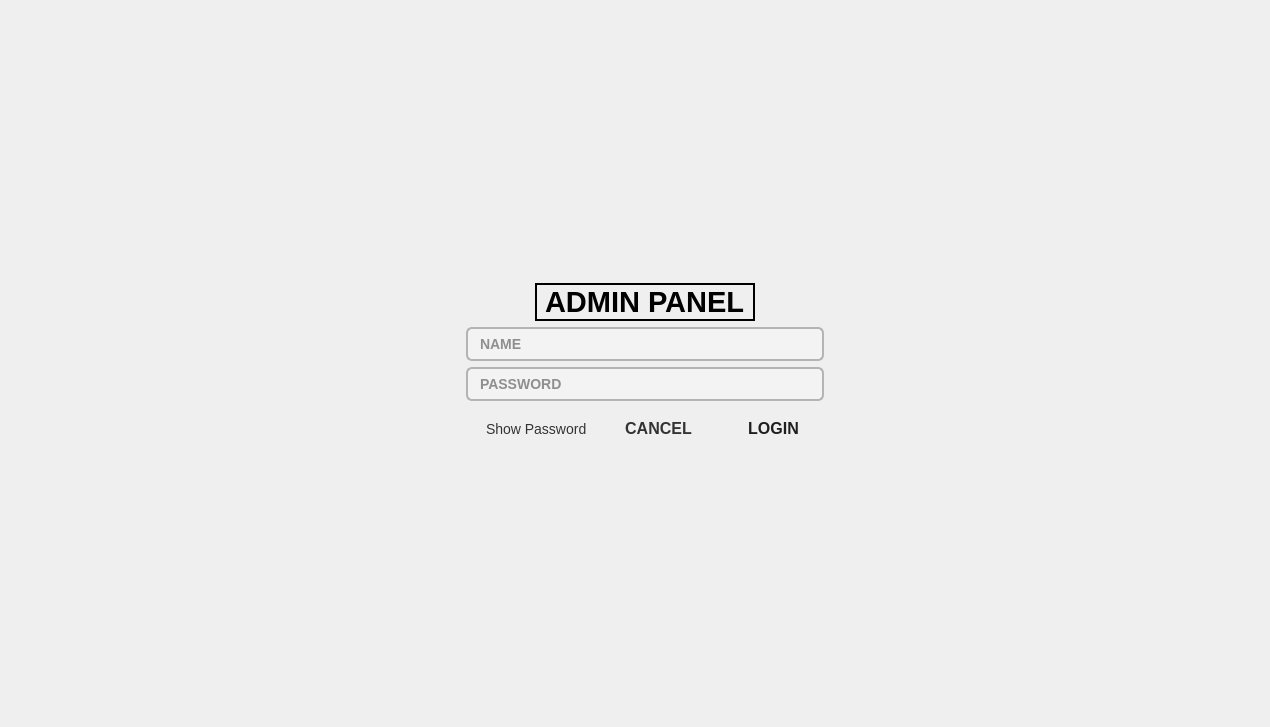
Above: admin.ui from MegaMineDSS/LuxeMine before the change. Below: the same form after it.
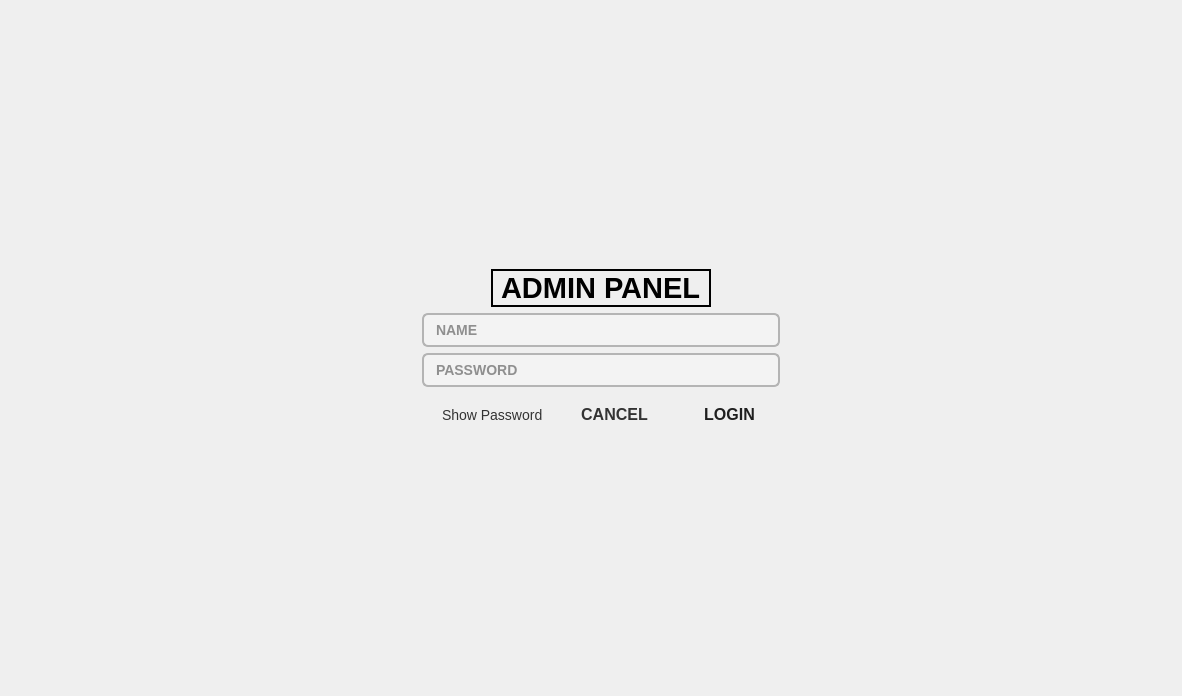
That is the form after the change. The open tabs and pages were chosen to show the change. Icons and pictures are not drawn.

What changed in the file:
```diff
--- a/admin.ui
+++ b/admin.ui
@@ -6,8 +6,8 @@
    <rect>
     <x>0</x>
     <y>0</y>
-    <width>1270</width>
-    <height>727</height>
+    <width>1182</width>
+    <height>696</height>
    </rect>
   </property>
   <property name="windowTitle">
```
Left out of the diff: 2 changed lines with no effect on the pictures.
